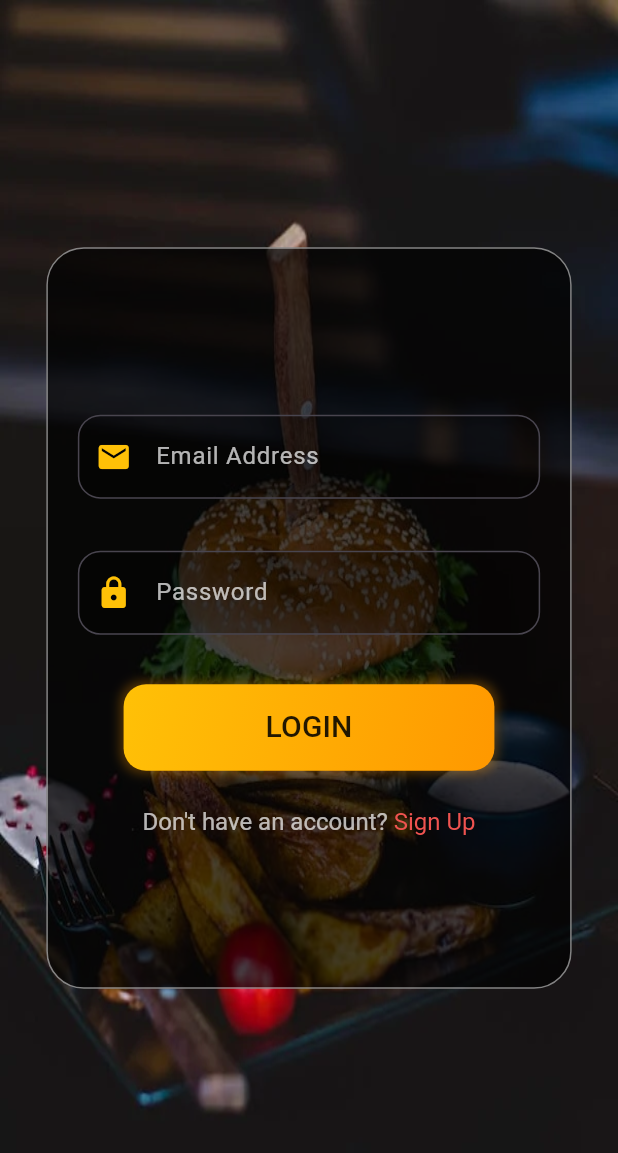
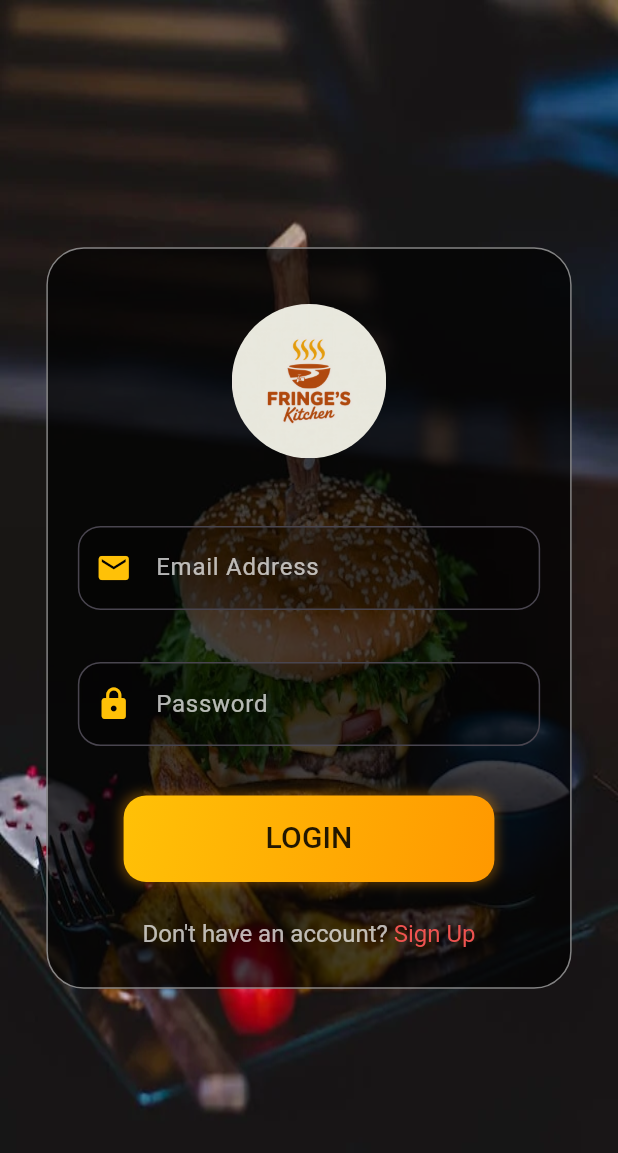
Before and after one commit to fringesunil/food_order_App, a Flutter app: the screen it shows after launch, on a phone screen of 412 x 824 dp. Shown: the top 1153 px of the screen. Run offline on Flutter 3.47's test engine with Material 3 defaults, Android fonts, the phone set to English and light mode, and no system bars; our stand-ins replace animate_do, another_flushbar, flutter_spinkit, shared_preferences; missing offline and left inert: razorpay_flutter; accounts and stored records are empty.

Commit message:
Updated UI

```diff
--- a/lib/screens/authendication/pages/login_page.dart
+++ b/lib/screens/authendication/pages/login_page.dart
@@ -42,6 +42,19 @@ class _LoginPageState extends State<LoginPage> with CommonMethods {
                   child: Column(
                     mainAxisAlignment: MainAxisAlignment.center,
                     children: [
+                      CircleAvatar(
+                        radius: size.width * 0.15,
+                        backgroundColor: Colors.transparent,
+                        child: ClipOval(
+                          child: Image.asset(
+                            'assets/logo.png',
+                            fit: BoxFit.fill,
+                            width: size.width * 0.25,
+                            height: size.width * 0.25,
+                          ),
+                        ),
+                      ),
+                      SizedBox(height: size.height * 0.03),
                       Padding(
                         padding: const EdgeInsets.symmetric(
                             horizontal: 20, vertical: 10),
@@ -63,8 +76,7 @@ class _LoginPageState extends State<LoginPage> with CommonMethods {
                           ),
                           keyboardType: TextInputType.emailAddress,
                           textInputAction: TextInputAction.next,
-                          autofocus:
-                              false, // Ensure autofocus is disabled if not needed
+                          autofocus: false,
                         ),
                       ),
                       SizedBox(height: size.height * 0.03),
@@ -88,8 +100,7 @@ class _LoginPageState extends State<LoginPage> with CommonMethods {
                             ),
                           ),
                           textInputAction: TextInputAction.done,
-                          autofocus:
-                              false, // Ensure autofocus is disabled if not needed
+                          autofocus: false,
                         ),
                       ),
                       SizedBox(height: size.height * 0.04),
```
Also changed, not shown: lib/screens/authendication/pages/signup_page.dart (+19 -1 lines), assets/logo1.png (added), lib/screens/cart/pages/cart_screen.dart (line endings or trailing spaces), 2 other files.
